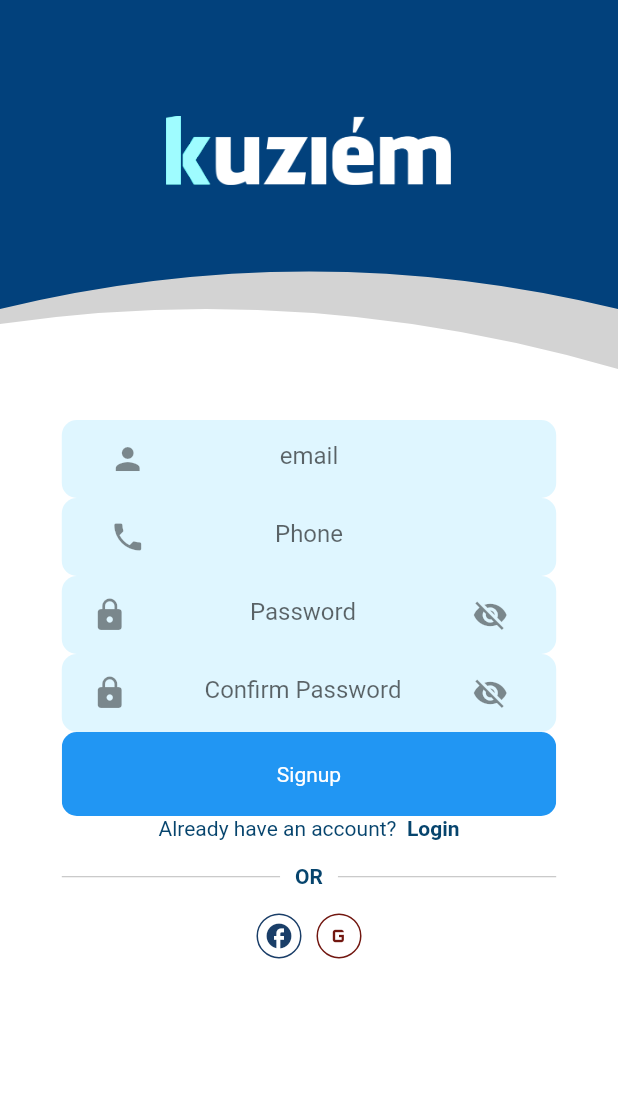
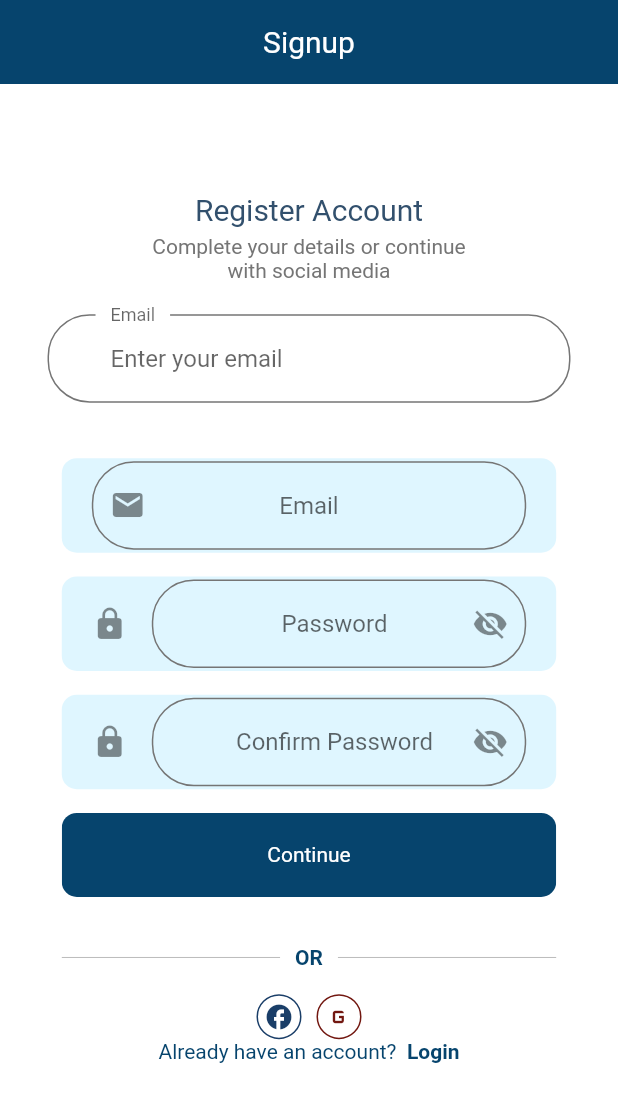
Before and after one commit to Joelodufu/kuziem, a Flutter app: the screen it shows after launch, after a tap on "Signup", on a phone screen of 412 x 824 dp. Shown: the top 1102 px of the screen. Run offline on Flutter 3.47's test engine with Material 2 defaults, Android fonts, the light colour scheme and no system bars.

Commit message:
New input style added to the theme, i have to make the changes to all the components

```diff
--- a/lib/main.dart
+++ b/lib/main.dart
@@ -3,6 +3,8 @@
 import 'package:kuziem/constants.dart';
 import 'package:kuziem/routes.dart';
 import 'package:kuziem/screens/mobile/splash/splashscreenpage.dart';
+import 'package:kuziem/size_config.dart';
+import 'package:kuziem/theme.dart';
 
 void main() {
   runApp(const MyApp());
@@ -24,20 +26,3 @@
     );
   }
 }
-
-ThemeData theme() {
-  return ThemeData(
-    appBarTheme: const AppBarTheme(
-        elevation: 0,
-        color: kPrimaryColor,
-        systemOverlayStyle: SystemUiOverlayStyle.dark,
-        iconTheme: IconThemeData(color: Colors.white),
-        toolbarTextStyle: TextStyle(fontSize: 18, color: kSecoundaryColor)),
-    scaffoldBackgroundColor: Colors.white,
-    fontFamily: "Roboto",
-    textTheme: const TextTheme(
-        bodyLarge: TextStyle(color: kTextColor),
-        bodyMedium: TextStyle(color: kTextColor)),
-    visualDensity: VisualDensity.adaptivePlatformDensity,
-  );
-}
--- /dev/null
+++ b/lib/screens/mobile/Signup/components/body.dart
@@ -0,0 +1,60 @@
+import 'package:flutter/material.dart';
+import 'package:kuziem/screens/mobile/Signup/components/sign_up_form.dart';
+import 'package:kuziem/screens/mobile/Signup/components/social_card.dart';
+import 'package:kuziem/size_config.dart';
+
+import '../../../../constants.dart';
+import '../../components/already_have_an_account_check.dart';
+import '../../components/background.dart';
+import '../../login/login.dart';
+
+class Body extends StatelessWidget {
+  const Body({
+    super.key,
+  });
+
+  @override
+  Widget build(BuildContext context) {
+    return Scaffold(
+      appBar: AppBar(
+        centerTitle: true,
+        title: Text('Signup'),
+      ),
+      body: SingleChildScrollView(
+        padding: EdgeInsets.symmetric(vertical: getProportionalScreenWidth(50)),
+        child: Column(
+          crossAxisAlignment: CrossAxisAlignment.center,
+          children: [
+            SizedBox(
+              height: getProportionalScreenHeight(20),
+            ),
+            Text(
+              "Register Account",
+              style: TextStyle(
+                color: Color.fromARGB(255, 50, 80, 109),
+                fontSize: 20,
+              ),
+            ),
+            SizedBox(
+              height: 5,
+            ),
+            Text(
+              "Complete your details or continue \nwith social media",
+              textAlign: TextAlign.center,
+              style: TextStyle(
+                color: kTextColor,
+              ),
+            ),
+            SignUpForm(),
+            SocialCardMain(),
+            AlreadyHaveAnAccountCheck(
+                login: false,
+                press: () {
+                  Navigator.pushNamed(context, Login.routeName);
+                }),
+          ],
+        ),
+      ),
+    );
+  }
+}
--- /dev/null
+++ b/lib/screens/mobile/Signup/components/sign_up_form.dart
@@ -0,0 +1,193 @@
+import 'package:flutter/material.dart';
+import 'package:kuziem/screens/mobile/login/login.dart';
+
+import '../../../../components/form_error.dart';
+import '../../../../constants.dart';
+import '../../../../size_config.dart';
+import '../../components/already_have_an_account_check.dart';
+import '../../components/rounded_button.dart';
+import '../../components/text_field_container.dart';
+
+class SignUpForm extends StatefulWidget {
+  const SignUpForm({super.key});
+
+  @override
+  State<SignUpForm> createState() => _SignUpFormState();
+}
+
+class _SignUpFormState extends State<SignUpForm> {
+  final _formKey = GlobalKey<FormState>();
+  String email = "";
+  String password = "";
+  String confirmPassword = "";
+  final List<String> errors = [];
+
+  void addError({required String error}) {
+    if (!errors.contains(error)) {
+      setState(() {
+        errors.add(error);
+      });
+    }
+  }
+
+  void removeError({required String error}) {
+    if (errors.contains(error)) {
+      setState(() {
+        errors.remove(error);
+      });
+    }
+  }
+
+  @override
+  Widget build(BuildContext context) {
+    return Form(
+      key: _formKey,
+      child: Column(
+        children: [
+          Padding(
+            padding: EdgeInsets.symmetric(
+                horizontal: getProportionalScreenWidth(30),
+                vertical: getProportionalScreenWidth(20)),
+            child: TextFormField(
+              decoration: InputDecoration(
+                labelText: "Email",
+                hintText: "Enter your email",
+                floatingLabelBehavior: FloatingLabelBehavior.always,
+              ),
+            ),
+          ),
+          createPadding(),
+          buildEmailFormField(),
+          createPadding(),
+          buildPasswordFormField(),
+          createPadding(),
+          buildConfirmPasswordFormField(),
+          createPadding(),
+          FormError(errors: errors),
+          RoundButton(
+              text: "Continue",
+              press: () {
+                if (_formKey.currentState!.validate()) {
+                  //Complete the form action
+                }
+              }),
+          createPadding(),
+        ],
+      ),
+    );
+  }
+
+  TextFieldContainer buildConfirmPasswordFormField() {
+    return TextFieldContainer(
+      child: TextFormField(
+        onSaved: (newValue) => confirmPassword = newValue!,
+        validator: (value) {
+          if (value!.isEmpty && !errors.contains(kPassNullError)) {
+            addError(error: kPassNullError);
+            return "";
+          } else if (password != confirmPassword &&
+              !errors.contains(kMatchPassError)) {
+            addError(error: kMatchPassError);
+            return "";
+          }
+          return null;
+        },
+        onChanged: (value) {
+          if (password == confirmPassword && errors.contains(kMatchPassError)) {
+            removeError(error: kMatchPassError);
+          }
+          return null;
+        },
+        obscureText: true,
+        decoration: const InputDecoration(
+            border: InputBorder.none,
+            hintText: "Confirm Password",
+            icon: Icon(
+              Icons.lock,
+            ),
+            suffixIcon: Icon(Icons.visibility_off)),
+        textAlign: TextAlign.center,
+      ),
+    );
+  }
+
+  SizedBox createPadding() {
+    return SizedBox(
+      height: getProportionalScreenWidth(15),
+    );
+  }
+
+  TextFieldContainer buildPasswordFormField() {
+    return TextFieldContainer(
+      child: TextFormField(
+        onSaved: (newValue) => password = newValue!,
+        validator: (value) {
+          if (value!.isEmpty && !errors.contains(kPassNullError)) {
+            addError(error: kPassNullError);
+            return "";
+          } else if (value.length < 8 && !errors.contains(kShortPassError)) {
+            addError(error: kShortPassError);
+            return "";
+          }
+          return null;
+        },
+        onChanged: (value) {
+          if (value.isNotEmpty && errors.contains(kPassNullError)) {
+            removeError(error: kPassNullError);
+          } else if (value.length >= 8 && errors.contains(kShortPassError)) {
+            removeError(error: kShortPassError);
+          }
+          password = value;
+          return null;
+        },
+        obscureText: true,
+        decoration: const InputDecoration(
+            border: InputBorder.none,
+            hintText: "Password",
+            icon: Icon(
+              Icons.lock,
+            ),
+            suffixIcon: Icon(Icons.visibility_off)),
+        textAlign: TextAlign.center,
+      ),
+    );
+  }
+
+  TextFieldContainer buildEmailFormField() {
+    return TextFieldContainer(
+        child: TextFormField(
+      onSaved: (newValue) => email = newValue!,
+      validator: (value) {
+        if (value!.isEmpty && !errors.contains(kEmailNullError)) {
+          addError(error: kEmailNullError);
+          return "";
+        } else if (!emailValidatorRegEx.hasMatch(value) &&
+            !errors.contains(kInvalidEmailError)) {
+          addError(error: kInvalidEmailError);
+          return "";
+        }
+        return null;
+      },
+      keyboardType: TextInputType.emailAddress,
+      onChanged: (value) {
+        if (value.isNotEmpty && errors.contains(kEmailNullError)) {
+          removeError(error: kEmailNullError);
+        } else if (emailValidatorRegEx.hasMatch(value) &&
+            errors.contains(kInvalidEmailError)) {
+          removeError(error: kInvalidEmailError);
+        }
+        return null;
+      },
+      decoration: const InputDecoration(
+        suffixIcon: Icon(
+          Icons.input,
+          color: kPrimaryLightColor,
+        ),
+        border: InputBorder.none,
+        hintText: "Email",
+        prefixIcon: Icon(Icons.email),
+      ),
+      textAlign: TextAlign.center,
+    ));
+  }
+}
--- /dev/null
+++ b/lib/screens/mobile/Signup/components/social_card.dart
@@ -0,0 +1,45 @@
+import 'package:flutter/material.dart';
+import 'package:kuziem/screens/mobile/Signup/components/social_icons.dart';
+
+import 'or_divider.dart';
+
+class SocialCardMain extends StatelessWidget {
+  const SocialCardMain({
+    super.key,
+  });
+
+  @override
+  Widget build(BuildContext context) {
+    return Column(
+      children: [OrDevider(), SocialCard()],
+    );
+  }
+}
+
+class SocialCard extends StatelessWidget {
+  const SocialCard({
+    super.key,
+  });
+
+  @override
+  Widget build(BuildContext context) {
+    return Row(
+      mainAxisAlignment: MainAxisAlignment.center,
+      children: [
+        SocialIcon(
+          color: Color.fromARGB(255, 26, 62, 104),
+          press: () {
+            print("Facebook");
+          },
+        ),
+        SocialIcon(
+          color: Color.fromARGB(255, 114, 23, 16),
+          icon: Icons.g_mobiledata,
+          press: () {
+            print("Google");
+          },
+        )
+      ],
+    );
+  }
+}
--- a/lib/screens/mobile/Signup/signup_screen.dart
+++ b/lib/screens/mobile/Signup/signup_screen.dart
@@ -1,14 +1,5 @@
-import 'package:flutter/foundation.dart';
 import 'package:flutter/material.dart';
-
-import '../components/already_have_an_account_check.dart';
-import '../components/background.dart';
-import '../components/rounded_button.dart';
-import '../components/rounded_inpu_field.dart';
-import '../../../components/rounded_password_field.dart';
-import '../login/login.dart';
-import 'components/or_divider.dart';
-import 'components/social_icons.dart';
+import 'package:kuziem/screens/mobile/Signup/components/body.dart';
 
 class SignUpPage extends StatelessWidget {
   static String routeName = "/sign_up";
@@ -18,74 +9,7 @@
   @override
   Widget build(BuildContext context) {
     return Scaffold(
-      body: Background(
-          child: SingleChildScrollView(
-        child: SingleChildScrollView(
-          child: Column(
-            crossAxisAlignment: CrossAxisAlignment.center,
-            children: [
-              const SizedBox(
-                height: 100,
-              ),
-              RoundedInputField(
-                inputsTyp: TextInputType.emailAddress,
-                hintText: 'email',
-                onchanged: (value) {},
-              ),
-              RoundedInputField(
-                inputsTyp: TextInputType.number,
-                inputIcon: Icons.phone,
-                hintText: 'Phone',
-                onchanged: (value) {},
-              ),
-              RoundedPasswordField(
-                hint: "Password",
-                onChanged: (value) {},
-              ),
-              RoundedPasswordField(
-                hint: "Confirm Password",
-                onChanged: (value) {},
-              ),
-              RoundButton(
-                  text: "Signup",
-                  color: Colors.white,
-                  background: Colors.blue,
-                  press: () {
-                    if (kDebugMode) {
-                      print("Signup");
-                    }
-                  }),
-              AlreadyHaveAnAccountCheck(
-                login: false,
-                press: () {
-                  Navigator.push(context, MaterialPageRoute(builder: (context) {
-                    return Login();
-                  }));
-                },
-              ),
-              const OrDevider(),
-              Row(
-                mainAxisAlignment: MainAxisAlignment.center,
-                children: [
-                  SocialIcon(
-                    color: Color.fromARGB(255, 26, 62, 104),
-                    press: () {
-                      print("Facebook");
-                    },
-                  ),
-                  SocialIcon(
-                    color: Color.fromARGB(255, 114, 23, 16),
-                    icon: Icons.g_mobiledata,
-                    press: () {
-                      print("Google");
-                    },
-                  )
-                ],
-              )
-            ],
-          ),
-        ),
-      )),
+      body: Body(),
     );
   }
 }
--- a/lib/screens/mobile/components/rounded_inpu_field.dart
+++ b/lib/screens/mobile/components/rounded_inpu_field.dart
@@ -1,12 +1,11 @@
 import 'package:flutter/material.dart';
-import 'package:flutter/services.dart';
-import 'package:kuziem/screens/mobile/components/text_field_container.dart';
 import 'package:kuziem/constants.dart';
 
 class RoundedInputField extends StatelessWidget {
   final TextInputType inputsTyp;
-  final IconData inputIcon;
-  final String hintText;
+  final IconData inputIcon, sufIcon;
+
+  final String hintText, label;
   final ValueChanged<String> onchanged;
   const RoundedInputField({
     super.key,
@@ -14,24 +13,25 @@
     required this.hintText,
     required this.onchanged,
     this.inputsTyp = TextInputType.text,
+    this.label = "Emal",
+    this.sufIcon = Icons.import_contacts,
   });
 
   @override
   Widget build(BuildContext context) {
-    return TextFieldContainer(
-        child: TextFormField(
+    return TextFormField(
       keyboardType: inputsTyp,
       onChanged: onchanged,
       decoration: InputDecoration(
+        labelText: label,
         suffixIcon: Icon(
-          Icons.input,
+          sufIcon,
           color: kPrimaryLightColor,
         ),
-        border: InputBorder.none,
         hintText: hintText,
         prefixIcon: Icon(inputIcon),
       ),
       textAlign: TextAlign.center,
-    ));
+    );
   }
 }
--- /dev/null
+++ b/lib/screens/mobile/login/components/body.dart
@@ -0,0 +1,55 @@
+import 'package:flutter/material.dart';
+
+import '../../../../constants.dart';
+import '../../Signup/signup_screen.dart';
+import '../../components/already_have_an_account_check.dart';
+import '../../components/background.dart';
+import 'sign_form.dart';
+
+class Body extends StatelessWidget {
+  const Body({
+    super.key,
+  });
+
+  @override
+  Widget build(BuildContext context) {
+    return Background(
+        child: SingleChildScrollView(
+      child: SingleChildScrollView(
+        child: Column(
+          crossAxisAlignment: CrossAxisAlignment.center,
+          children: [
+            const Text(
+              "Welcome Back",
+              style: TextStyle(
+                color: Color.fromARGB(255, 50, 80, 109),
+                fontSize: 20,
+              ),
+            ),
+            const SizedBox(
+              height: 5,
+            ),
+            const Text(
+              "Sign in with your Email and Password \nOr sign in with social media",
+              textAlign: TextAlign.center,
+              style: TextStyle(
+                color: kTextColor,
+              ),
+            ),
+            const SizedBox(
+              height: 10,
+            ),
+            // SignForm(),
+            AlreadyHaveAnAccountCheck(
+              login: true,
+              press: () {
+                Navigator.of(context).pushReplacement(MaterialPageRoute(
+                    builder: (BuildContext context) => SignUpPage()));
+              },
+            )
+          ],
+        ),
+      ),
+    ));
+  }
+}
--- a/lib/screens/mobile/login/login.dart
+++ b/lib/screens/mobile/login/login.dart
@@ -1,10 +1,5 @@
 import 'package:flutter/material.dart';
-import 'package:kuziem/constants.dart';
-import 'package:kuziem/screens/mobile/Signup/signup_screen.dart';
-import 'package:kuziem/screens/mobile/forgot_password/forgot_password_screen.dart';
-import '../components/already_have_an_account_check.dart';
-import '../components/background.dart';
-import 'components/sign_form.dart';
+import 'components/body.dart';
 
 class Login extends StatelessWidget {
   static String routeName = "/sign_in";
@@ -12,46 +7,8 @@
 
   @override
   Widget build(BuildContext context) {
-    final size = MediaQuery.of(context).size;
     return Scaffold(
-      body: Background(
-          child: SingleChildScrollView(
-        child: SingleChildScrollView(
-          child: Column(
-            crossAxisAlignment: CrossAxisAlignment.center,
-            children: [
-              const Text(
-                "Welcome Back",
-                style: TextStyle(
-                  color: Color.fromARGB(255, 50, 80, 109),
-                  fontSize: 20,
-                ),
-              ),
-              const SizedBox(
-                height: 5,
-              ),
-              const Text(
-                "Sign in with your Email and Password \nOr sign in with social media",
-                textAlign: TextAlign.center,
-                style: TextStyle(
-                  color: kTextColor,
-                ),
-              ),
-              const SizedBox(
-                height: 10,
-              ),
-              SignForm(),
-              AlreadyHaveAnAccountCheck(
-                login: true,
-                press: () {
-                  Navigator.of(context).pushReplacement(MaterialPageRoute(
-                      builder: (BuildContext context) => SignUpPage()));
-                },
-              )
-            ],
-          ),
-        ),
-      )),
+      body: Body(),
     );
   }
 }
--- /dev/null
+++ b/lib/theme.dart
@@ -0,0 +1,48 @@
+import 'package:flutter/material.dart';
+import 'package:flutter/services.dart';
+
+import 'constants.dart';
+
+ThemeData theme() {
+  return ThemeData(
+    scaffoldBackgroundColor: Colors.white,
+    fontFamily: "Roboto",
+    appBarTheme: appBarTheme(),
+    textTheme: textTheme(),
+    inputDecorationTheme: inputDecorationTheme(),
+    visualDensity: VisualDensity.adaptivePlatformDensity,
+  );
+}
+
+InputDecorationTheme inputDecorationTheme() {
+  return InputDecorationTheme(
+      floatingLabelBehavior: FloatingLabelBehavior.always,
+      contentPadding: EdgeInsets.symmetric(horizontal: 42, vertical: 20),
+      enabledBorder: OutlineInputBorder(
+          borderRadius: BorderRadius.circular(28),
+          borderSide: BorderSide(color: kTextColor),
+          gapPadding: 10),
+      focusedBorder: OutlineInputBorder(
+          borderRadius: BorderRadius.circular(28),
+          borderSide: BorderSide(color: kPrimaryColor),
+          gapPadding: 10));
+}
+
+TextTheme textTheme() {
+  return const TextTheme(
+      bodyLarge: TextStyle(color: kTextColor),
+      bodyMedium: TextStyle(color: kTextColor));
+}
+
+AppBarTheme appBarTheme() {
+  return const AppBarTheme(
+      centerTitle: true,
+      color: kPrimaryColor,
+      elevation: 0,
+      systemOverlayStyle: SystemUiOverlayStyle.light,
+      iconTheme: IconThemeData(color: Colors.white),
+      titleTextStyle: TextStyle(
+        color: Colors.white,
+        fontSize: 20,
+      ));
+}
```
Also changed, not shown: lib/screens/mobile/login_success/components/body.dart (+10 -3 lines), lib/screens/mobile/login_success/login_success_screen.dart (+1 -9 lines).
